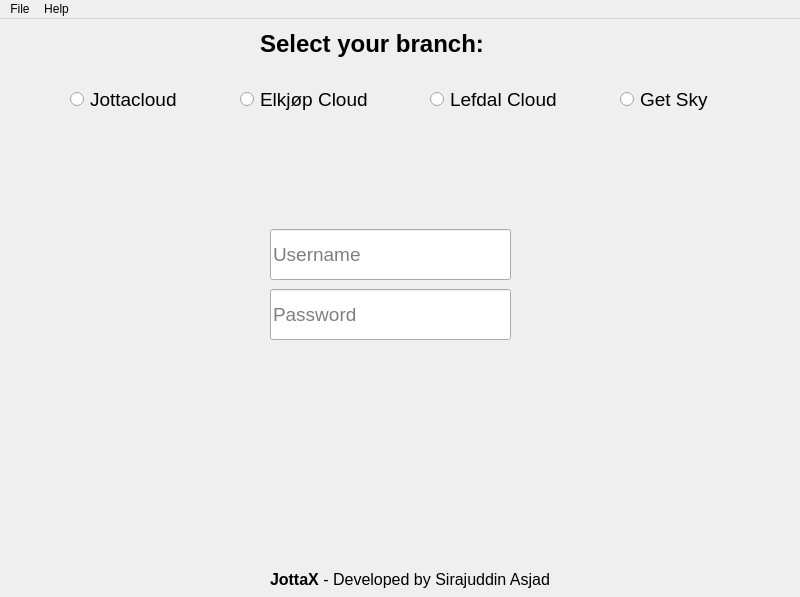
Qt form style/login.ui (sirasjad/JottaX) before a commit.
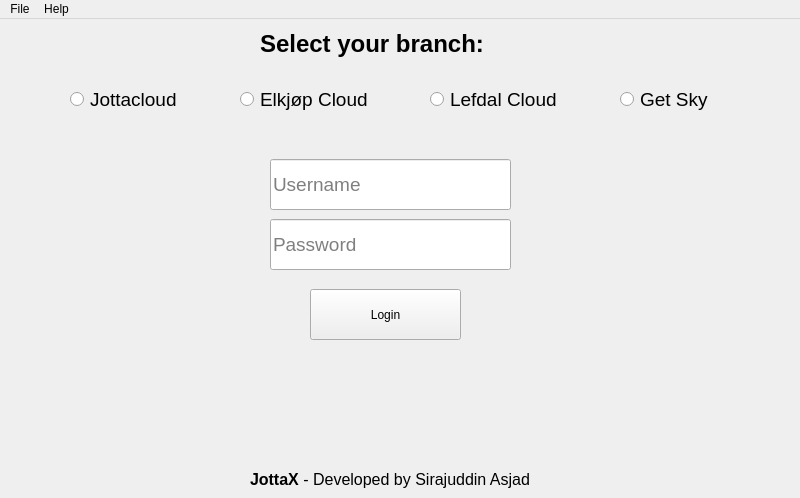
The same form after that commit.

```diff
--- a/style/login.ui
+++ b/style/login.ui
@@ -7,7 +7,7 @@
     <x>0</x>
     <y>0</y>
     <width>800</width>
-    <height>597</height>
+    <height>498</height>
    </rect>
   </property>
   <property name="windowTitle">
@@ -103,7 +103,7 @@
     <property name="geometry">
      <rect>
       <x>270</x>
-      <y>210</y>
+      <y>140</y>
       <width>241</width>
       <height>51</height>
      </rect>
@@ -124,7 +124,7 @@
     <property name="geometry">
      <rect>
       <x>270</x>
-      <y>270</y>
+      <y>200</y>
       <width>241</width>
       <height>51</height>
      </rect>
@@ -150,8 +150,8 @@
    <widget class="QLabel" name="label_2">
     <property name="geometry">
      <rect>
-      <x>270</x>
-      <y>550</y>
+      <x>250</x>
+      <y>450</y>
       <width>291</width>
       <height>21</height>
      </rect>
@@ -160,6 +160,19 @@
      <string>&lt;html&gt;&lt;head/&gt;&lt;body&gt;&lt;p&gt;&lt;span style=&quot; font-size:12pt; font-weight:600;&quot;&gt;JottaX &lt;/span&gt;&lt;span style=&quot; font-size:12pt;&quot;&gt;- Developed by Sirajuddin Asjad&lt;/span&gt;&lt;/p&gt;&lt;/body&gt;&lt;/html&gt;</string>
     </property>
    </widget>
+   <widget class="QPushButton" name="pushButton">
+    <property name="geometry">
+     <rect>
+      <x>310</x>
+      <y>270</y>
+      <width>151</width>
+      <height>51</height>
+     </rect>
+    </property>
+    <property name="text">
+     <string>Login</string>
+    </property>
+   </widget>
   </widget>
   <widget class="QMenuBar" name="menubar">
    <property name="geometry">
```
